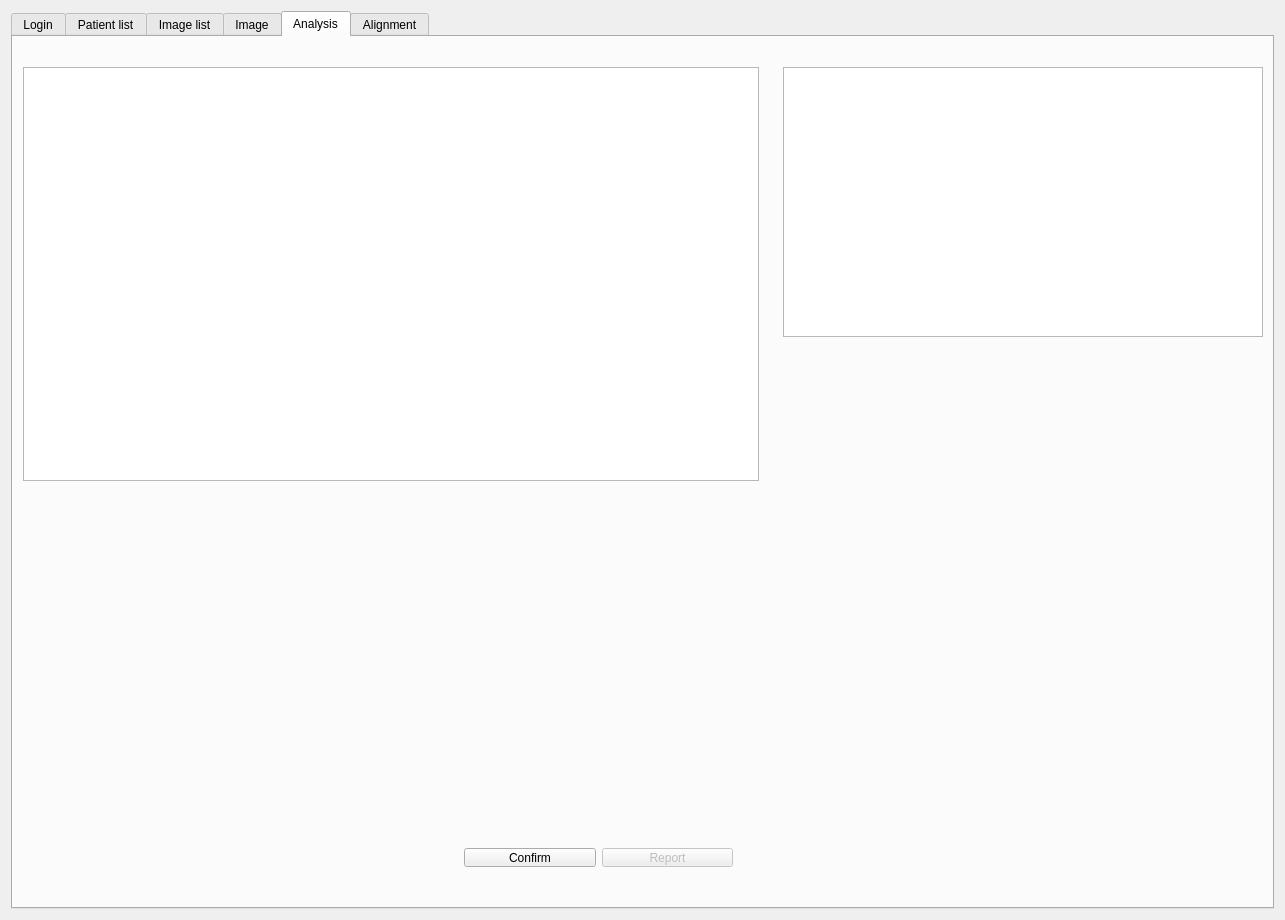
Before: the Qt Designer form DesktopApp/desktopapp.ui in michaelfong2017/landmark-annotator-desktop, drawn with Qt 5.
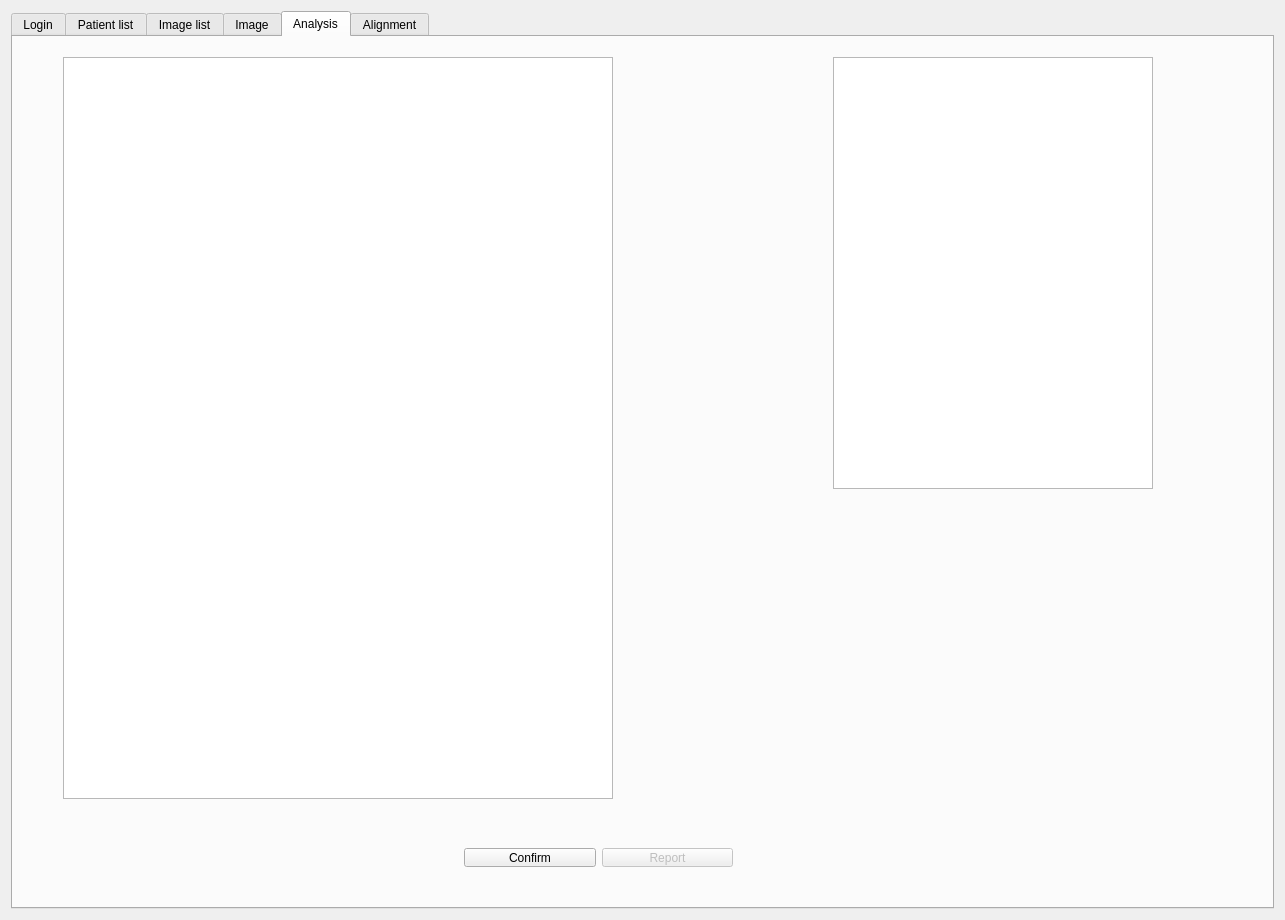
After: the same form once the commit is applied. The open tabs and pages were chosen to show the change.

What changed in the file:
```diff
--- a/DesktopApp/desktopapp.ui
+++ b/DesktopApp/desktopapp.ui
@@ -1012,10 +1012,10 @@
       <widget class="QGraphicsView" name="graphicsViewAnnotation">
        <property name="geometry">
         <rect>
-         <x>10</x>
-         <y>30</y>
-         <width>736</width>
-         <height>414</height>
+         <x>50</x>
+         <y>20</y>
+         <width>550</width>
+         <height>742</height>
         </rect>
        </property>
        <property name="styleSheet">
@@ -1027,9 +1027,9 @@
        <property name="geometry">
         <rect>
          <x>770</x>
-         <y>350</y>
+         <y>480</y>
          <width>471</width>
-         <height>411</height>
+         <height>110</height>
         </rect>
        </property>
        <property name="styleSheet">
@@ -1039,16 +1039,16 @@
         <string/>
        </property>
        <property name="alignment">
-        <set>Qt::AlignLeading|Qt::AlignLeft|Qt::AlignTop</set>
+        <set>Qt::AlignBottom|Qt::AlignLeading|Qt::AlignLeft</set>
        </property>
       </widget>
       <widget class="QGraphicsView" name="graphicsViewAnnotation2">
        <property name="geometry">
         <rect>
-         <x>770</x>
-         <y>30</y>
-         <width>480</width>
-         <height>270</height>
+         <x>820</x>
+         <y>20</y>
+         <width>320</width>
+         <height>432</height>
         </rect>
        </property>
        <property name="styleSheet">
```
Left out of the diff: 21 changed lines with no effect on the pictures.
